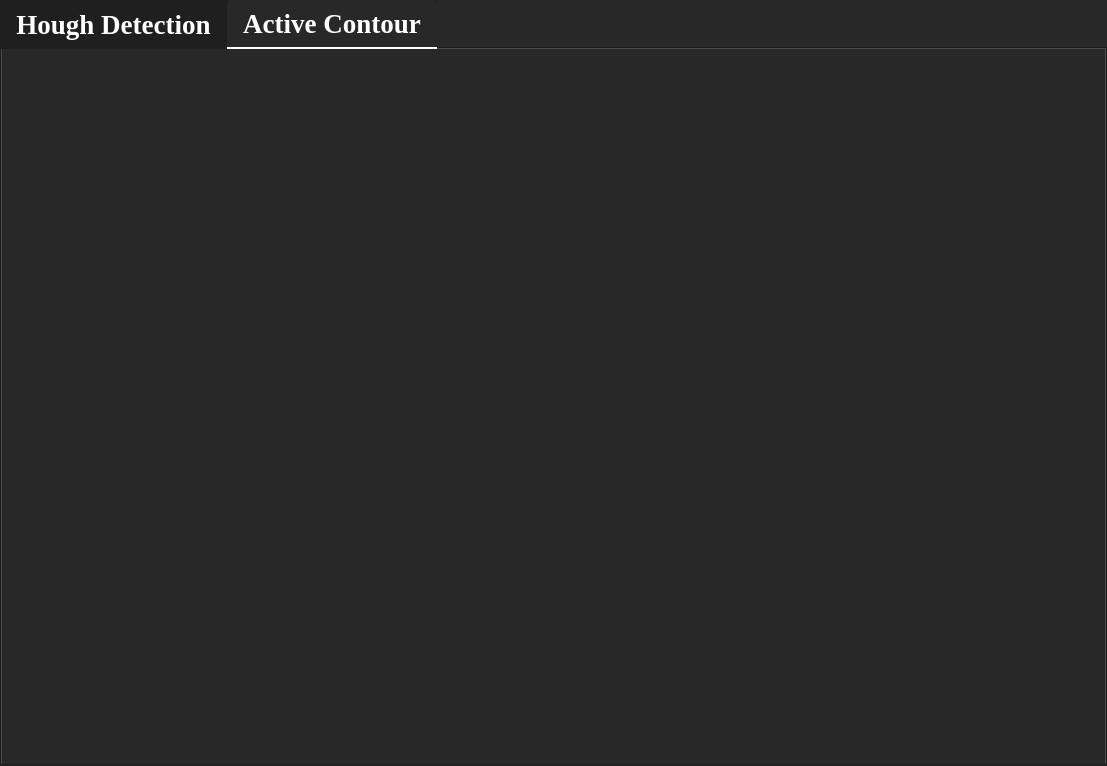
Before: the Qt Designer form MainWindow.ui in fadymohsen/EdgeBoundaryDetection, drawn with Qt 5.
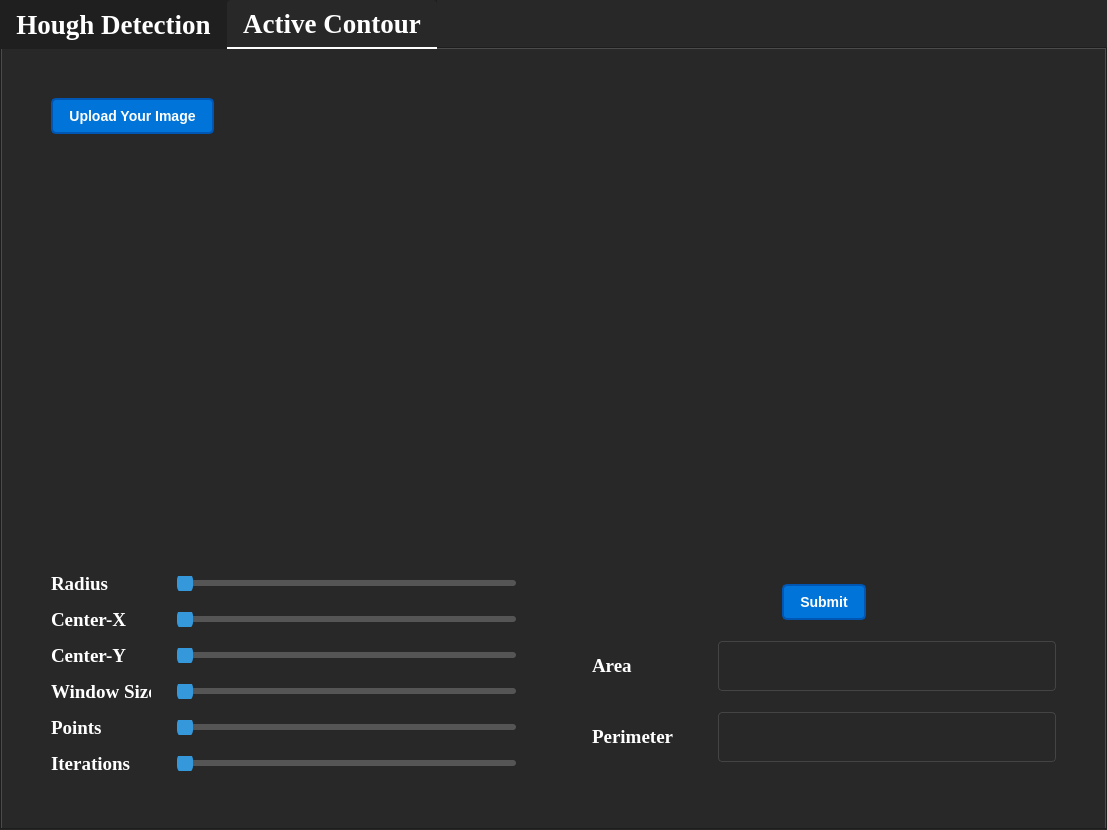
After: the same form once the commit is applied. The open tabs and pages were chosen to show the change. Custom widgets are drawn as their Qt base class.

Commit message: Make Active Contour UI

Patch:
```diff
--- a/MainWindow.ui
+++ b/MainWindow.ui
@@ -7,7 +7,7 @@
     <x>0</x>
     <y>0</y>
     <width>1107</width>
-    <height>766</height>
+    <height>830</height>
    </rect>
   </property>
   <property name="font">
@@ -887,6 +887,725 @@
    <attribute name="title">
     <string>Active Contour</string>
    </attribute>
+   <layout class="QGridLayout" name="gridLayout_2">
+    <item row="0" column="0">
+     <layout class="QHBoxLayout" name="horizontalLayout_16">
+      <item>
+       <spacer name="horizontalSpacer_19">
+        <property name="orientation">
+         <enum>Qt::Horizontal</enum>
+        </property>
+        <property name="sizeType">
+         <enum>QSizePolicy::Preferred</enum>
+        </property>
+        <property name="sizeHint" stdset="0">
+         <size>
+          <width>40</width>
+          <height>20</height>
+         </size>
+        </property>
+       </spacer>
+      </item>
+      <item>
+       <layout class="QVBoxLayout" name="verticalLayout_5">
+        <item>
+         <spacer name="verticalSpacer_2">
+          <property name="orientation">
+           <enum>Qt::Vertical</enum>
+          </property>
+          <property name="sizeType">
+           <enum>QSizePolicy::Preferred</enum>
+          </property>
+          <property name="sizeHint" stdset="0">
+           <size>
+            <width>20</width>
+            <height>40</height>
+           </size>
+          </property>
+         </spacer>
+        </item>
+        <item>
+         <layout class="QVBoxLayout" name="verticalLayout_4">
+          <item>
+           <layout class="QHBoxLayout" name="horizontalLayout_6">
+            <item>
+             <widget class="QPushButton" name="pushButton_browseImage_ActiveContour">
+              <property name="text">
+               <string>Upload Your Image</string>
+              </property>
+             </widget>
+            </item>
+            <item>
+             <spacer name="horizontalSpacer_9">
+              <property name="orientation">
+               <enum>Qt::Horizontal</enum>
+              </property>
+              <property name="sizeHint" stdset="0">
+               <size>
+                <width>40</width>
+                <height>20</height>
+               </size>
+              </property>
+             </spacer>
+            </item>
+           </layout>
+          </item>
+          <item>
+           <layout class="QHBoxLayout" name="horizontalLayout_5">
+            <item>
+             <widget class="GraphicsLayoutWidget" name="graphics_beforeActiveContour" native="true">
+              <property name="sizePolicy">
+               <sizepolicy hsizetype="Preferred" vsizetype="Expanding">
+                <horstretch>0</horstretch>
+                <verstretch>0</verstretch>
+               </sizepolicy>
+              </property>
+              <property name="minimumSize">
+               <size>
+                <width>250</width>
+                <height>300</height>
+               </size>
+              </property>
+              <property name="maximumSize">
+               <size>
+                <width>16777215</width>
+                <height>500</height>
+               </size>
+              </property>
+             </widget>
+            </item>
+            <item>
+             <spacer name="horizontalSpacer_8">
+              <property name="orientation">
+               <enum>Qt::Horizontal</enum>
+              </property>
+              <property name="sizeType">
+               <enum>QSizePolicy::Fixed</enum>
+              </property>
+              <property name="sizeHint" stdset="0">
+               <size>
+                <width>70</width>
+                <height>20</height>
+               </size>
+              </property>
+             </spacer>
+            </item>
+            <item>
+             <widget class="GraphicsLayoutWidget" name="graphics_afterActiveContour" native="true">
+              <property name="sizePolicy">
+               <sizepolicy hsizetype="Preferred" vsizetype="Expanding">
+                <horstretch>0</horstretch>
+                <verstretch>0</verstretch>
+               </sizepolicy>
+              </property>
+              <property name="minimumSize">
+               <size>
+                <width>250</width>
+                <height>300</height>
+               </size>
+              </property>
+              <property name="maximumSize">
+               <size>
+                <width>16777215</width>
+                <height>500</height>
+               </size>
+              </property>
+             </widget>
+            </item>
+           </layout>
+          </item>
+          <item>
+           <spacer name="verticalSpacer">
+            <property name="orientation">
+             <enum>Qt::Vertical</enum>
+            </property>
+            <property name="sizeType">
+             <enum>QSizePolicy::Fixed</enum>
+            </property>
+            <property name="sizeHint" stdset="0">
+             <size>
+              <width>20</width>
+              <height>20</height>
+             </size>
+            </property>
+           </spacer>
+          </item>
+          <item>
+           <layout class="QHBoxLayout" name="horizontalLayout_15">
+            <item>
+             <layout class="QVBoxLayout" name="verticalLayout_2">
+              <item>
+               <layout class="QHBoxLayout" name="horizontalLayout_7">
+                <item>
+                 <widget class="QLabel" name="label_radius">
+                  <property name="sizePolicy">
+                   <sizepolicy hsizetype="Fixed" vsizetype="Fixed">
+                    <horstretch>0</horstretch>
+                    <verstretch>0</verstretch>
+                   </sizepolicy>
+                  </property>
+                  <property name="minimumSize">
+                   <size>
+                    <width>100</width>
+                    <height>30</height>
+                   </size>
+                  </property>
+                  <property name="maximumSize">
+                   <size>
+                    <width>100</width>
+                    <height>30</height>
+                   </size>
+                  </property>
+                  <property name="font">
+                   <font>
+                    <family>Georgia</family>
+                    <pointsize>14</pointsize>
+                    <bold>true</bold>
+                   </font>
+                  </property>
+                  <property name="text">
+                   <string>Radius</string>
+                  </property>
+                 </widget>
+                </item>
+                <item>
+                 <spacer name="horizontalSpacer_15">
+                  <property name="orientation">
+                   <enum>Qt::Horizontal</enum>
+                  </property>
+                  <property name="sizeType">
+                   <enum>QSizePolicy::Fixed</enum>
+                  </property>
+                  <property name="sizeHint" stdset="0">
+                   <size>
+                    <width>20</width>
+                    <height>20</height>
+                   </size>
+                  </property>
+                 </spacer>
+                </item>
+                <item>
+                 <widget class="QSlider" name="horizontalSlider">
+                  <property name="orientation">
+                   <enum>Qt::Horizontal</enum>
+                  </property>
+                 </widget>
+                </item>
+               </layout>
+              </item>
+              <item>
+               <layout class="QHBoxLayout" name="horizontalLayout_8">
+                <item>
+                 <widget class="QLabel" name="label_centerX">
+                  <property name="sizePolicy">
+                   <sizepolicy hsizetype="Fixed" vsizetype="Fixed">
+                    <horstretch>0</horstretch>
+                    <verstretch>0</verstretch>
+                   </sizepolicy>
+                  </property>
+                  <property name="minimumSize">
+                   <size>
+                    <width>100</width>
+                    <height>30</height>
+                   </size>
+                  </property>
+                  <property name="maximumSize">
+                   <size>
+                    <width>100</width>
+                    <height>30</height>
+                   </size>
+                  </property>
+                  <property name="font">
+                   <font>
+                    <family>Georgia</family>
+                    <pointsize>14</pointsize>
+                    <bold>true</bold>
+                   </font>
+                  </property>
+                  <property name="text">
+                   <string>Center-X</string>
+                  </property>
+                 </widget>
+                </item>
+                <item>
+                 <spacer name="horizontalSpacer_10">
+                  <property name="orientation">
+                   <enum>Qt::Horizontal</enum>
+                  </property>
+                  <property name="sizeType">
+                   <enum>QSizePolicy::Fixed</enum>
+                  </property>
+                  <property name="sizeHint" stdset="0">
+                   <size>
+                    <width>20</width>
+                    <height>20</height>
+                   </size>
+                  </property>
+                 </spacer>
+                </item>
+                <item>
+                 <widget class="QSlider" name="horizontalSlider_2">
+                  <property name="orientation">
+                   <enum>Qt::Horizontal</enum>
+                  </property>
+                 </widget>
+                </item>
+               </layout>
+              </item>
+              <item>
+               <layout class="QHBoxLayout" name="horizontalLayout_10">
+                <item>
+                 <widget class="QLabel" name="label_centerY">
+                  <property name="sizePolicy">
+                   <sizepolicy hsizetype="Fixed" vsizetype="Fixed">
+                    <horstretch>0</horstretch>
+                    <verstretch>0</verstretch>
+                   </sizepolicy>
+                  </property>
+                  <property name="minimumSize">
+                   <size>
+                    <width>100</width>
+                    <height>30</height>
+                   </size>
+                  </property>
+                  <property name="maximumSize">
+                   <size>
+                    <width>100</width>
+                    <height>30</height>
+                   </size>
+                  </property>
+                  <property name="font">
+                   <font>
+                    <family>Georgia</family>
+                    <pointsize>14</pointsize>
+                    <bold>true</bold>
+                   </font>
+                  </property>
+                  <property name="text">
+                   <string>Center-Y</string>
+                  </property>
+                 </widget>
+                </item>
+                <item>
+                 <spacer name="horizontalSpacer_11">
+                  <property name="orientation">
+                   <enum>Qt::Horizontal</enum>
+                  </property>
+                  <property name="sizeType">
+                   <enum>QSizePolicy::Fixed</enum>
+                  </property>
+                  <property name="sizeHint" stdset="0">
+                   <size>
+                    <width>20</width>
+                    <height>20</height>
+                   </size>
+                  </property>
+                 </spacer>
+                </item>
+                <item>
+                 <widget class="QSlider" name="horizontalSlider_3">
+                  <property name="orientation">
+                   <enum>Qt::Horizontal</enum>
+                  </property>
+                 </widget>
+                </item>
+               </layout>
+              </item>
+              <item>
+               <layout class="QHBoxLayout" name="horizontalLayout_9">
+                <item>
+                 <widget class="QLabel" name="label_windowSize">
+                  <property name="sizePolicy">
+                   <sizepolicy hsizetype="Fixed" vsizetype="Fixed">
+                    <horstretch>0</horstretch>
+                    <verstretch>0</verstretch>
+                   </sizepolicy>
+                  </property>
+                  <property name="minimumSize">
+                   <size>
+                    <width>100</width>
+                    <height>30</height>
+                   </size>
+                  </property>
+                  <property name="maximumSize">
+                   <size>
+                    <width>100</width>
+                    <height>30</height>
+                   </size>
+                  </property>
+                  <property name="font">
+                   <font>
+                    <family>Georgia</family>
+                    <pointsize>14</pointsize>
+                    <bold>true</bold>
+                   </font>
+                  </property>
+                  <property name="text">
+                   <string>Window Size</string>
+                  </property>
+                 </widget>
+                </item>
+                <item>
+                 <spacer name="horizontalSpacer_12">
+                  <property name="orientation">
+                   <enum>Qt::Horizontal</enum>
+                  </property>
+                  <property name="sizeType">
+                   <enum>QSizePolicy::Fixed</enum>
+                  </property>
+                  <property name="sizeHint" stdset="0">
+                   <size>
+                    <width>20</width>
+                    <height>20</height>
+                   </size>
+                  </property>
+                 </spacer>
+                </item>
+                <item>
+                 <widget class="QSlider" name="horizontalSlider_4">
+                  <property name="orientation">
+                   <enum>Qt::Horizontal</enum>
+                  </property>
+                 </widget>
+                </item>
+               </layout>
+              </item>
+              <item>
+               <layout class="QHBoxLayout" name="horizontalLayout_11">
+                <item>
+                 <widget class="QLabel" name="label_points">
+                  <property name="sizePolicy">
+                   <sizepolicy hsizetype="Fixed" vsizetype="Fixed">
+                    <horstretch>0</horstretch>
+                    <verstretch>0</verstretch>
+                   </sizepolicy>
+                  </property>
+                  <property name="minimumSize">
+                   <size>
+                    <width>100</width>
+                    <height>30</height>
+                   </size>
+                  </property>
+                  <property name="maximumSize">
+                   <size>
+                    <width>100</width>
+                    <height>30</height>
+                   </size>
+                  </property>
+                  <property name="font">
+                   <font>
+                    <family>Georgia</family>
+                    <pointsize>14</pointsize>
+                    <bold>true</bold>
+                   </font>
+                  </property>
+                  <property name="text">
+                   <string>Points</string>
+                  </property>
+                 </widget>
+                </item>
+                <item>
+                 <spacer name="horizontalSpacer_13">
+                  <property name="orientation">
+                   <enum>Qt::Horizontal</enum>
+                  </property>
+                  <property name="sizeType">
+                   <enum>QSizePolicy::Fixed</enum>
+                  </property>
+                  <property name="sizeHint" stdset="0">
+                   <size>
+                    <width>20</width>
+                    <height>20</height>
+                   </size>
+                  </property>
+                 </spacer>
+                </item>
+                <item>
+                 <widget class="QSlider" name="horizontalSlider_5">
+                  <property name="orientation">
+                   <enum>Qt::Horizontal</enum>
+                  </property>
+                 </widget>
+                </item>
+               </layout>
+              </item>
+              <item>
+               <layout class="QHBoxLayout" name="horizontalLayout_12">
+                <item>
+                 <widget class="QLabel" name="label_iterations">
+                  <property name="sizePolicy">
+                   <sizepolicy hsizetype="Fixed" vsizetype="Fixed">
+                    <horstretch>0</horstretch>
+                    <verstretch>0</verstretch>
+                   </sizepolicy>
+                  </property>
+                  <property name="minimumSize">
+                   <size>
+                    <width>100</width>
+                    <height>30</height>
+                   </size>
+                  </property>
+                  <property name="maximumSize">
+                   <size>
+                    <width>100</width>
+                    <height>30</height>
+                   </size>
+                  </property>
+                  <property name="font">
+                   <font>
+                    <family>Georgia</family>
+                    <pointsize>14</pointsize>
+                    <bold>true</bold>
+                   </font>
+                  </property>
+                  <property name="text">
+                   <string>Iterations</string>
+                  </property>
+                 </widget>
+                </item>
+                <item>
+                 <spacer name="horizontalSpacer_14">
+                  <property name="orientation">
+                   <enum>Qt::Horizontal</enum>
+                  </property>
+                  <property name="sizeType">
+                   <enum>QSizePolicy::Fixed</enum>
+                  </property>
+                  <property name="sizeHint" stdset="0">
+                   <size>
+                    <width>20</width>
+                    <height>20</height>
+                   </size>
+                  </property>
+                 </spacer>
+                </item>
+                <item>
+                 <widget class="QSlider" name="horizontalSlider_6">
+                  <property name="orientation">
+                   <enum>Qt::Horizontal</enum>
+                  </property>
+                 </widget>
+                </item>
+               </layout>
+              </item>
+             </layout>
+            </item>
+            <item>
+             <spacer name="horizontalSpacer_16">
+              <property name="orientation">
+               <enum>Qt::Horizontal</enum>
+              </property>
+              <property name="sizeType">
+               <enum>QSizePolicy::Fixed</enum>
+              </property>
+              <property name="sizeHint" stdset="0">
+               <size>
+                <width>70</width>
+                <height>20</height>
+               </size>
+              </property>
+             </spacer>
+            </item>
+            <item>
+             <layout class="QVBoxLayout" name="verticalLayout_3">
+              <item>
+               <layout class="QHBoxLayout" name="horizontalLayout_17">
+                <item>
+                 <spacer name="horizontalSpacer_21">
+                  <property name="orientation">
+                   <enum>Qt::Horizontal</enum>
+                  </property>
+                  <property name="sizeHint" stdset="0">
+                   <size>
+                    <width>40</width>
+                    <height>20</height>
+                   </size>
+                  </property>
+                 </spacer>
+                </item>
+                <item>
+                 <widget class="QPushButton" name="pushButton_activeContour">
+                  <property name="text">
+                   <string>Submit</string>
+                  </property>
+                 </widget>
+                </item>
+                <item>
+                 <spacer name="horizontalSpacer_22">
+                  <property name="orientation">
+                   <enum>Qt::Horizontal</enum>
+                  </property>
+                  <property name="sizeHint" stdset="0">
+                   <size>
+                    <width>40</width>
+                    <height>20</height>
+                   </size>
+                  </property>
+                 </spacer>
+                </item>
+               </layout>
+              </item>
+              <item>
+               <layout class="QHBoxLayout" name="horizontalLayout_13">
+                <item>
+                 <widget class="QLabel" name="label_area">
+                  <property name="sizePolicy">
+                   <sizepolicy hsizetype="Fixed" vsizetype="Fixed">
+                    <horstretch>100</horstretch>
+                    <verstretch>0</verstretch>
+                   </sizepolicy>
+                  </property>
+                  <property name="minimumSize">
+                   <size>
+                    <width>100</width>
+                    <height>0</height>
+                   </size>
+                  </property>
+                  <property name="maximumSize">
+                   <size>
+                    <width>100</width>
+                    <height>16777215</height>
+                   </size>
+                  </property>
+                  <property name="font">
+                   <font>
+                    <family>Georgia</family>
+                    <pointsize>14</pointsize>
+                    <bold>true</bold>
+                   </font>
+                  </property>
+                  <property name="text">
+                   <string>Area</string>
+                  </property>
+                 </widget>
+                </item>
+                <item>
+                 <spacer name="horizontalSpacer_17">
+                  <property name="orientation">
+                   <enum>Qt::Horizontal</enum>
+                  </property>
+                  <property name="sizeType">
+                   <enum>QSizePolicy::Fixed</enum>
+                  </property>
+                  <property name="sizeHint" stdset="0">
+                   <size>
+                    <width>20</width>
+                    <height>20</height>
+                   </size>
+                  </property>
+                 </spacer>
+                </item>
+                <item>
+                 <widget class="QTextEdit" name="textEdit_area">
+                  <property name="maximumSize">
+                   <size>
+                    <width>16777215</width>
+                    <height>50</height>
+                   </size>
+                  </property>
+                 </widget>
+                </item>
+               </layout>
+              </item>
+              <item>
+               <layout class="QHBoxLayout" name="horizontalLayout_14">
+                <item>
+                 <widget class="QLabel" name="label_perimeter">
+                  <property name="minimumSize">
+                   <size>
+                    <width>100</width>
+                    <height>0</height>
+                   </size>
+                  </property>
+                  <property name="maximumSize">
+                   <size>
+                    <width>100</width>
+                    <height>16777215</height>
+                   </size>
+                  </property>
+                  <property name="font">
+                   <font>
+                    <family>Georgia</family>
+                    <pointsize>14</pointsize>
+                    <bold>true</bold>
+                   </font>
+                  </property>
+                  <property name="text">
+                   <string>Perimeter</string>
+                  </property>
+                 </widget>
+                </item>
+                <item>
+                 <spacer name="horizontalSpacer_18">
+                  <property name="orientation">
+                   <enum>Qt::Horizontal</enum>
+                  </property>
+                  <property name="sizeType">
+                   <enum>QSizePolicy::Fixed</enum>
+                  </property>
+                  <property name="sizeHint" stdset="0">
+                   <size>
+                    <width>20</width>
+                    <height>20</height>
+                   </size>
+                  </property>
+                 </spacer>
+                </item>
+                <item>
+                 <widget class="QTextEdit" name="textEdit_perimeter">
+                  <property name="maximumSize">
+                   <size>
+                    <width>16777215</width>
+                    <height>50</height>
+                   </size>
+                  </property>
+                 </widget>
+                </item>
+               </layout>
+              </item>
+             </layout>
+            </item>
+           </layout>
+          </item>
+         </layout>
+        </item>
+        <item>
+         <spacer name="verticalSpacer_3">
+          <property name="orientation">
+           <enum>Qt::Vertical</enum>
+          </property>
+          <property name="sizeType">
+           <enum>QSizePolicy::Preferred</enum>
+          </property>
+          <property name="sizeHint" stdset="0">
+           <size>
+            <width>20</width>
+            <height>40</height>
+           </size>
+          </property>
+         </spacer>
+        </item>
+       </layout>
+      </item>
+      <item>
+       <spacer name="horizontalSpacer_20">
+        <property name="orientation">
+         <enum>Qt::Horizontal</enum>
+        </property>
+        <property name="sizeType">
+         <enum>QSizePolicy::Preferred</enum>
+        </property>
+        <property name="sizeHint" stdset="0">
+         <size>
+          <width>40</width>
+          <height>20</height>
+         </size>
+        </property>
+       </spacer>
+      </item>
+     </layout>
+    </item>
+   </layout>
   </widget>
  </widget>
  <customwidgets>
```
Left out of the diff: 6 changed lines with no effect on the pictures.
